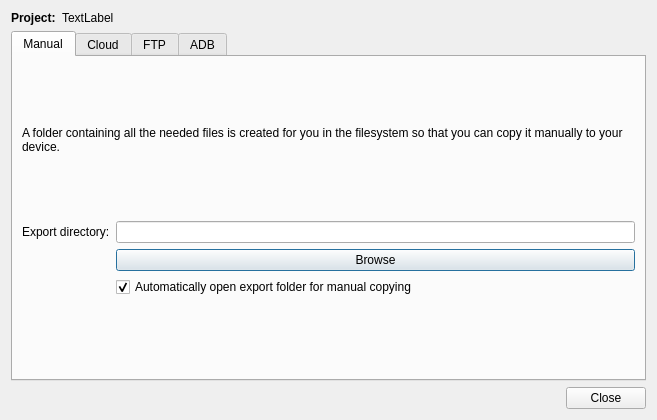
Old version of the form qfieldsync/ui/push_dialog_base.ui in the repository opengisch/qfieldsync.
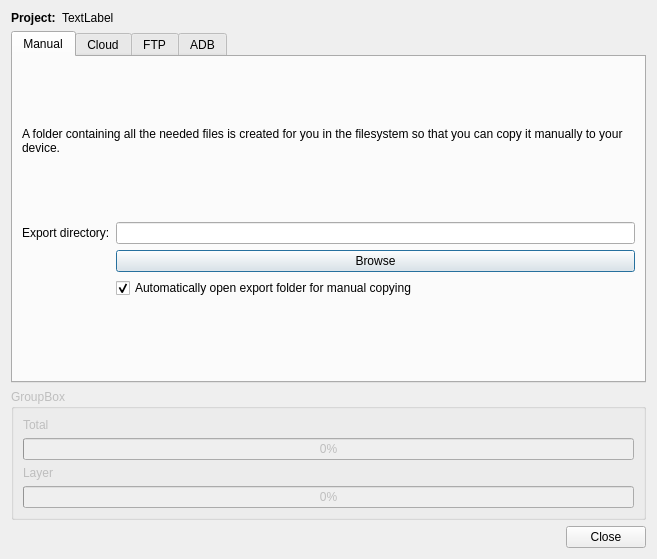
New version of the form.

Commit message: pull dialog supports progressbar

```diff
--- a/qfieldsync/ui/push_dialog_base.ui
+++ b/qfieldsync/ui/push_dialog_base.ui
@@ -7,7 +7,7 @@
     <x>0</x>
     <y>0</y>
     <width>657</width>
-    <height>420</height>
+    <height>559</height>
    </rect>
   </property>
   <property name="windowTitle">
@@ -318,6 +318,46 @@
      </widget>
     </widget>
    </item>
+   <item>
+    <widget class="QGroupBox" name="progress_group">
+     <property name="enabled">
+      <bool>false</bool>
+     </property>
+     <property name="title">
+      <string>GroupBox</string>
+     </property>
+     <layout class="QVBoxLayout" name="verticalLayout_6">
+      <item>
+       <widget class="QLabel" name="label_11">
+        <property name="text">
+         <string>Total</string>
+        </property>
+       </widget>
+      </item>
+      <item>
+       <widget class="QProgressBar" name="totalProgressBar">
+        <property name="value">
+         <number>0</number>
+        </property>
+       </widget>
+      </item>
+      <item>
+       <widget class="QLabel" name="label_15">
+        <property name="text">
+         <string>Layer</string>
+        </property>
+       </widget>
+      </item>
+      <item>
+       <widget class="QProgressBar" name="layerProgressBar">
+        <property name="value">
+         <number>0</number>
+        </property>
+       </widget>
+      </item>
+     </layout>
+    </widget>
+   </item>
    <item>
     <widget class="QDialogButtonBox" name="button_box">
      <property name="orientation">
```
The commit also changes 3 other files.
